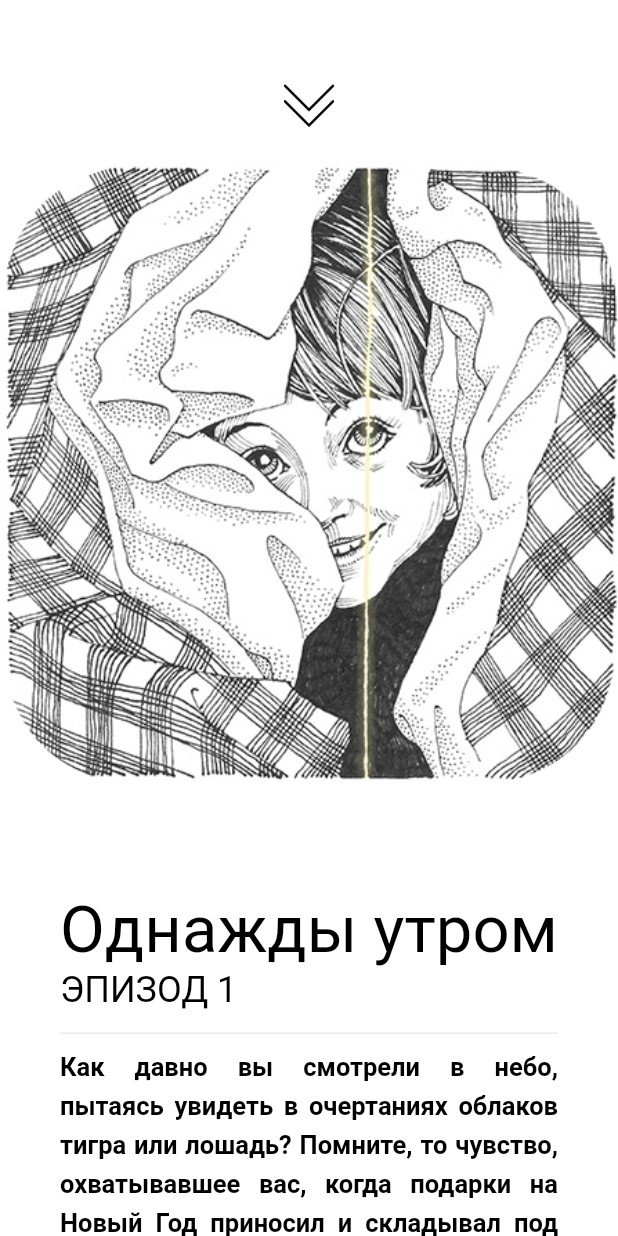
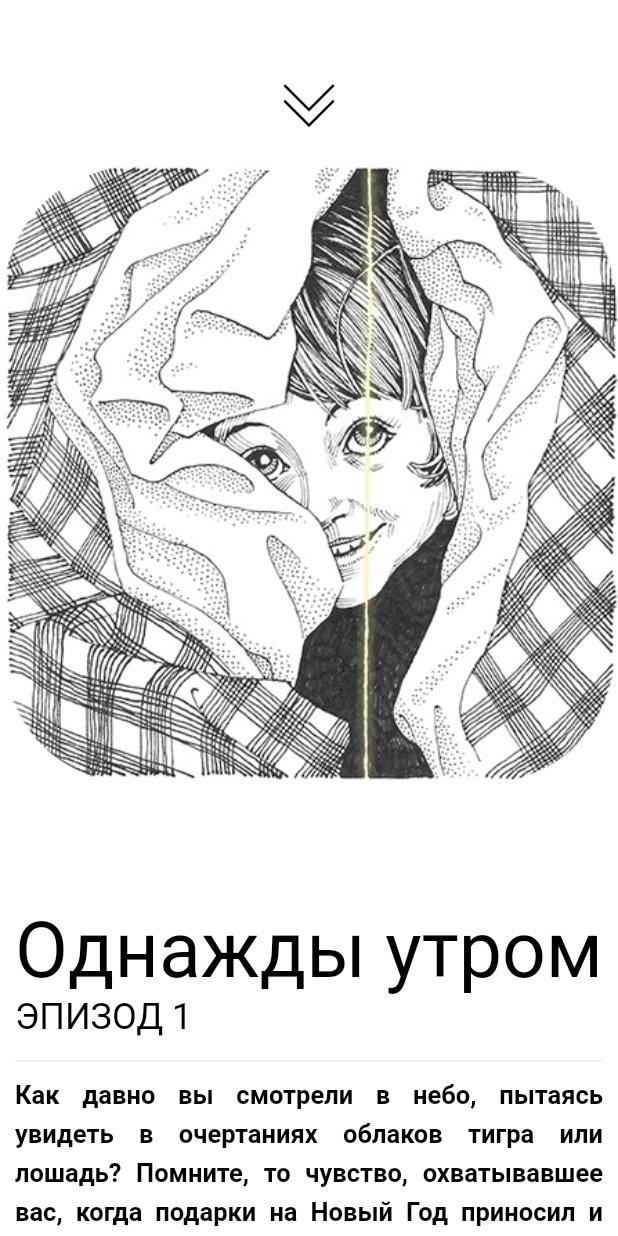
Before and after one commit to TaroQQ/flutter_colosseum_final, a Flutter app: the TaleDetailPage widget shown alone on an empty page, opened directly with sample values from the repository, on a phone screen of 412 x 824 dp. Run offline on Flutter 3.47's test engine with Material 2 defaults, Android fonts, the phone set to English and light mode, and no system bars; our stand-ins replace google_fonts; Roboto replaces fonts that are missing (Spartan).

Commit message:
ширина текста

```diff
--- a/lib/tale_detail_page.dart
+++ b/lib/tale_detail_page.dart
@@ -173,7 +173,7 @@ class _TaleDetailPageState extends State<TaleDetailPage>
                   ),
                 ),
                 Padding(
-                  padding: const EdgeInsets.symmetric(horizontal: 40),
+                  padding: const EdgeInsets.symmetric(horizontal: 10),
                   child: Column(
                     crossAxisAlignment: CrossAxisAlignment.start,
                     children: [
```
